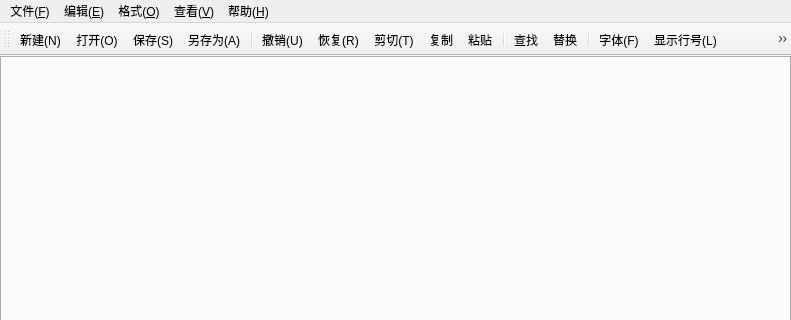
This is Final-Notepad/mainwindow.ui in Maijunc/QtCourse as Qt 5 draws it before an edit; both pictures show x 0 to 791 and y 0 to 320 of the 791 by 600 pixel window. The edited form follows.
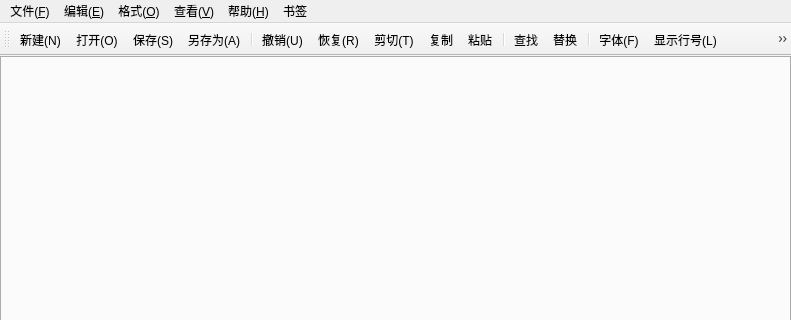
This is the edited form. Icons and pictures are not drawn.

Diff of the .ui file:
```diff
--- a/Final-Notepad/mainwindow.ui
+++ b/Final-Notepad/mainwindow.ui
@@ -95,11 +95,18 @@
     </property>
     <addaction name="actionAbout"/>
    </widget>
+   <widget class="QMenu" name="menu_3">
+    <property name="title">
+     <string>书签</string>
+    </property>
+    <addaction name="actionCheckBookmarks"/>
+   </widget>
    <addaction name="menu"/>
    <addaction name="menu_2"/>
    <addaction name="menu_O"/>
    <addaction name="menu_V"/>
    <addaction name="menu_H"/>
+   <addaction name="menu_3"/>
   </widget>
   <widget class="QStatusBar" name="statusbar"/>
   <widget class="QToolBar" name="toolBar">
```
Left out of the diff: 11 changed lines with no effect on the pictures.
